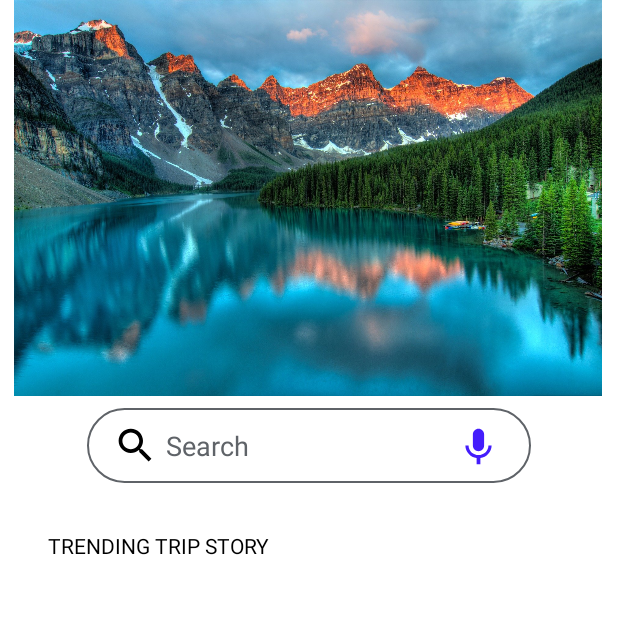
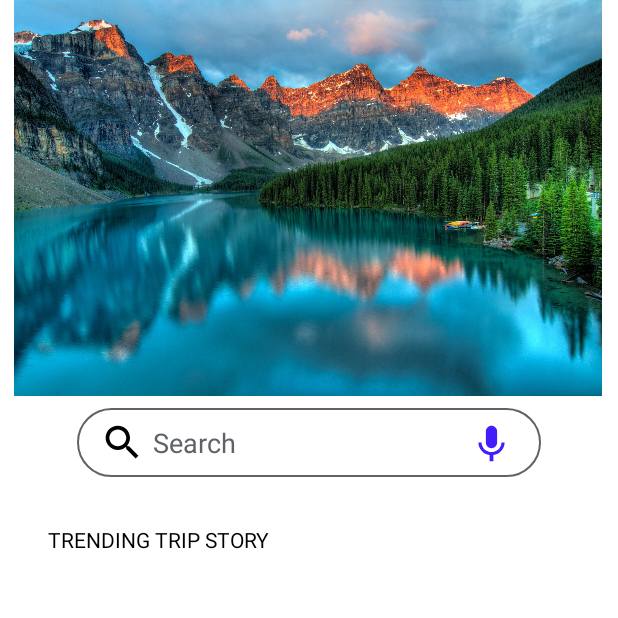
Before and after one commit to tolobret/TugasAkhirPAPB, an Android app: the screen it shows after launch (RecyclerViewActivity), on a phone screen of 412 x 824 dp, the top half of it. Run offline under Robolectric (Android 15) with nearby library versions, the phone set to English and light mode, and no system bars; our stand-ins replace Firebase (no records; nobody signed in at launch, a user with empty details on screens opened directly); Roboto replaces fonts that are not available here; 2 statements that could not run were skipped.

Commit message:
Update Recycler View Layout

```diff
--- a/app/src/main/res/layout/recycler_view.xml
+++ b/app/src/main/res/layout/recycler_view.xml
@@ -32,12 +32,12 @@
         android:id="@+id/linearLayout"
         android:layout_width="wrap_content"
         android:layout_height="wrap_content"
-        android:layout_marginLeft="40dp"
+        android:layout_marginLeft="20dp"
         android:layout_marginTop="8dp"
-        android:layout_marginRight="40dp"
+        android:layout_marginRight="20dp"
         android:background="@drawable/search_bg"
         android:gravity="center"
-        android:padding="10dp"
+        android:padding="8dp"
         app:cornerRadius="20dp"
         app:layout_constraintEnd_toEndOf="parent"
         app:layout_constraintHorizontal_bias="0.5"
@@ -55,7 +55,7 @@
 
         <EditText
             android:id="@+id/editTextTextPersonName3"
-            android:layout_width="188dp"
+            android:layout_width="205dp"
             android:layout_height="wrap_content"
             android:background="@null"
             android:ems="10"
```
